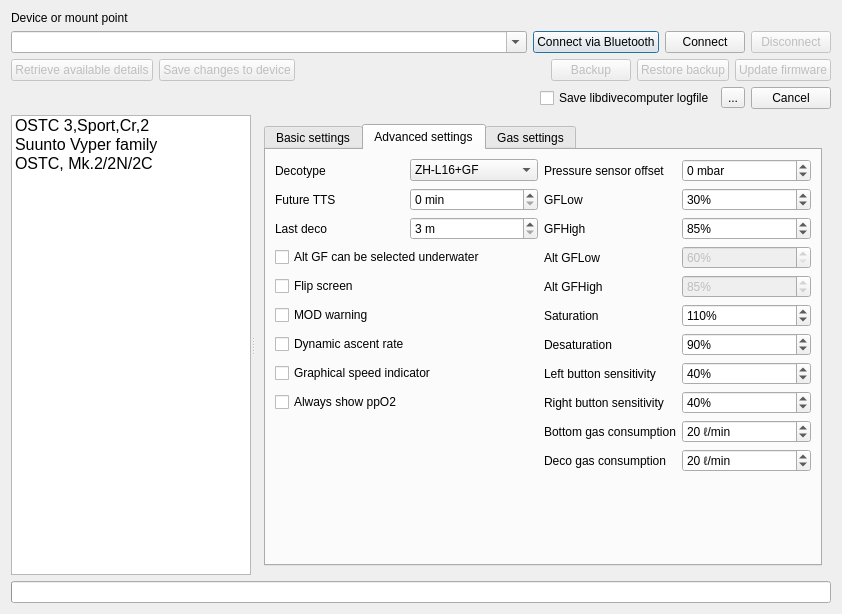
The window that desktop-widgets/configuredivecomputerdialog.ui (subsurface/subsurface) describes before a commit, drawn with Qt 5.
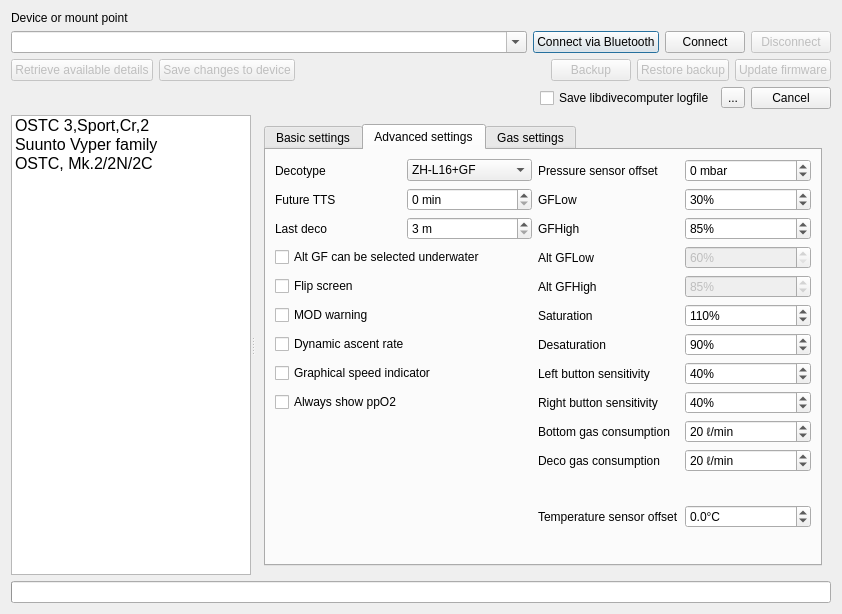
The same window after the commit. The open tabs and pages were chosen to show the change. Icons and pictures are not drawn.

Commit message: configure OSTC3: Add temperature sensor offset

Patch:
```diff
--- a/desktop-widgets/configuredivecomputerdialog.ui
+++ b/desktop-widgets/configuredivecomputerdialog.ui
@@ -1043,6 +1043,32 @@
               </property>
              </widget>
             </item>
+            <item row="14" column="3">
+             <widget class="QLabel" name="label_71">
+              <property name="text">
+               <string>Temperature sensor offset</string>
+              </property>
+             </widget>
+            </item>
+            <item row="14" column="4">
+             <widget class="QDoubleSpinBox" name="tempSensorOffsetDoubleSpinBox">
+              <property name="suffix">
+               <string>°C</string>
+              </property>
+              <property name="decimals">
+               <number>1</number>
+              </property>
+              <property name="minimum">
+               <double>-2.000000000000000</double>
+              </property>
+              <property name="maximum">
+               <double>2.000000000000000</double>
+              </property>
+              <property name="singleStep">
+               <double>0.100000000000000</double>
+              </property>
+             </widget>
+            </item>
            </layout>
           </widget>
           <widget class="QWidget" name="gasSettings">
```
The commit also changes 4 other files.
